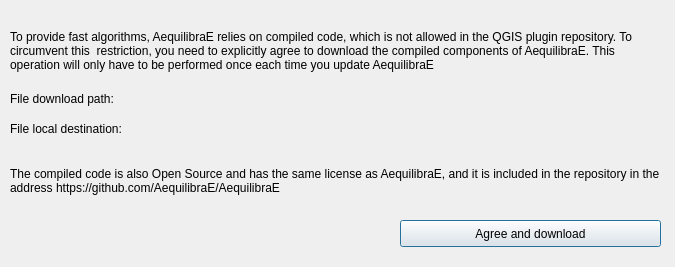
AequilibraE/qaequilibrae, file forms/ui_binary_downloader.ui: the form before one commit.
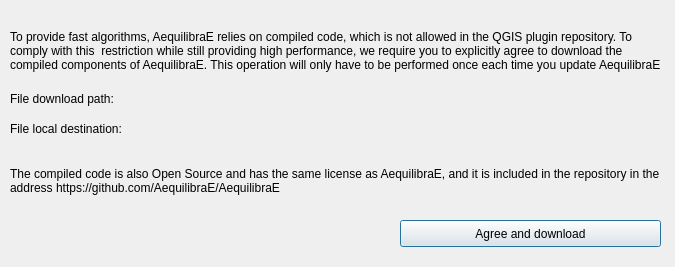
The form after the commit.

Commit message: Binary downloader and package unloader

The edit to the form file:
```diff
--- a/forms/ui_binary_downloader.ui
+++ b/forms/ui_binary_downloader.ui
@@ -23,7 +23,7 @@
     </rect>
    </property>
    <property name="text">
-    <string>To provide fast algorithms, AequilibraE relies on compiled code, which is not allowed in the QGIS plugin repository. To circumvent this  restriction, you need to explicitly agree to download the compiled components of AequilibraE. This operation will only have to be performed once each time you update AequilibraE</string>
+    <string>To provide fast algorithms, AequilibraE relies on compiled code, which is not allowed in the QGIS plugin repository. To comply with this  restriction while still providing high performance, we require you to explicitly agree to download the compiled components of AequilibraE. This operation will only have to be performed once each time you update AequilibraE</string>
    </property>
    <property name="wordWrap">
     <bool>true</bool>
```
The commit also changes 1 other file.
